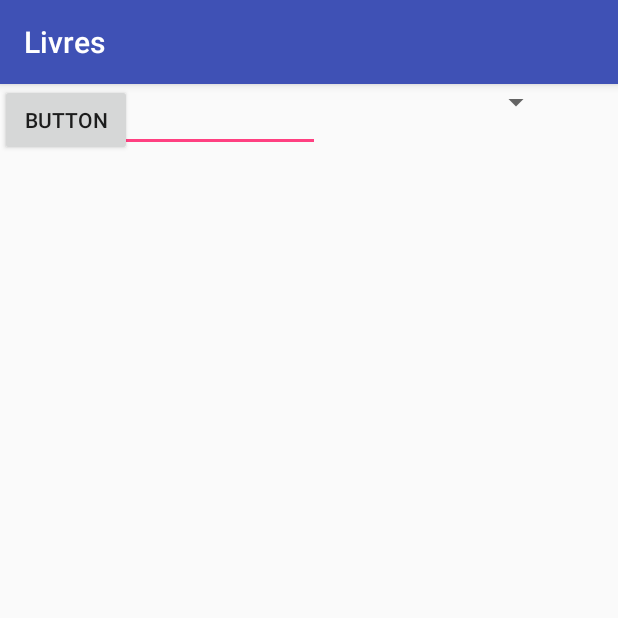
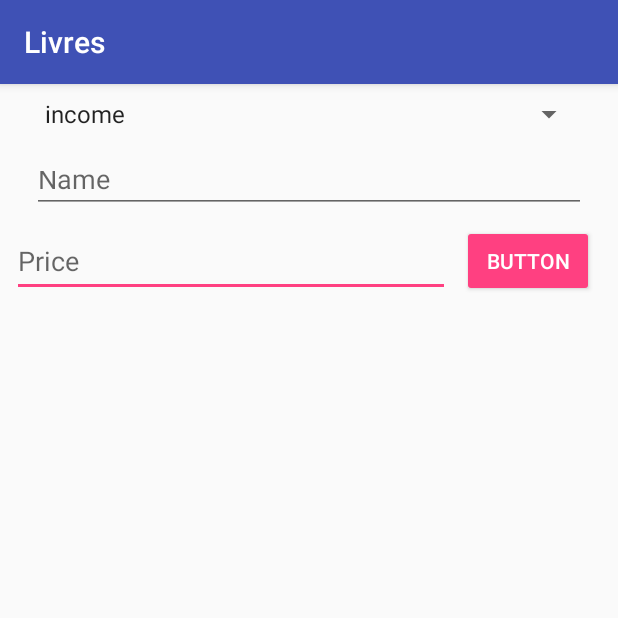
Before and after one commit to yuki2501/Livres, an Android app: the AddActivity screen opened directly, with no data from a screen before it, on a phone screen of 412 x 824 dp, the top half of it. Run offline under Robolectric (Android 15) with nearby library versions, the phone set to English and light mode, and no system bars.

Commit message:
Bug fix. Add AddActivity.

```diff
--- a/app/src/main/java/com/example/shitenshi/livres/Outgodbhelper.java
+++ b/app/src/main/java/com/example/shitenshi/livres/Outgodbhelper.java
@@ -1,25 +1,35 @@
 package com.example.shitenshi.livres;
 
+import android.content.ContentValues;
 import android.content.Context;
 import android.database.sqlite.SQLiteDatabase;
 import android.database.sqlite.SQLiteOpenHelper;
+import android.text.Editable;
 
 /**
  * Created by shitenshi on 17/10/24.
  */
 
 public class Outgodbhelper extends SQLiteOpenHelper {
-    private static final String CREATE_TABLE_SQL = "" +  "create table outgodb(" +
+    public static final String TABLE_NAME = "shyushi_table";
+    public static final String CATEGORY_KEY = "category";
+    public static final String PRODUCTNAME_KEY = "productname";
+    public static final String PRICE_KEY = "price";
+    private static final String CREATE_TABLE_SQL = "" +  "create table " + TABLE_NAME + "(" +
             "rowid integer primary key autoincrement," +
-            "data text null" +
+            CATEGORY_KEY + " string," +
+            PRODUCTNAME_KEY + " string," +
+            PRICE_KEY + " integer" +
+
+
             ")";
-    private static final String DROP_TABLE_SQL = "drop table if exists outgodb";
+    private static final String DROP_TABLE_SQL = "drop table if exists" + TABLE_NAME;
 
 
 
 
-    public Outgodbhelper(Context context, String name, SQLiteDatabase.CursorFactory factory, int version) {
-        super(context, name, factory, version);
+    public Outgodbhelper(Context context) {
+        super(context, "syushidb", null, 1);
     }
 
     @Override
@@ -32,4 +42,13 @@ public class Outgodbhelper extends SQLiteOpenHelper {
         sqLiteDatabase.execSQL(DROP_TABLE_SQL);
 
     }
+    public void insertValues(Integer category, String Productname , Integer Price){
+        ContentValues values = new ContentValues();
+        values.put(Outgodbhelper.CATEGORY_KEY,category);
+        values.put(Outgodbhelper.PRODUCTNAME_KEY,Productname);
+        values.put(Outgodbhelper.PRICE_KEY,Price);
+        getWritableDatabase().insert(Outgodbhelper.TABLE_NAME,null,values);
+
+
+    }
 }
--- a/app/src/main/res/layout/activity_addcard.xml
+++ b/app/src/main/res/layout/activity_addcard.xml
@@ -13,23 +13,49 @@
         android:layout_width="368dp"
         android:layout_height="wrap_content"
         android:entries="@array/list"
-        tools:layout_editor_absoluteX="16dp"
-        tools:layout_editor_absoluteY="16dp" />
+        android:layout_marginLeft="8dp"
+        app:layout_constraintLeft_toLeftOf="parent"
+        android:layout_marginRight="8dp"
+        app:layout_constraintRight_toRightOf="parent"
+        app:layout_constraintTop_toTopOf="parent"
+        android:layout_marginTop="8dp" />
 
     <EditText
         android:id="@+id/editText"
-        android:layout_width="wrap_content"
-        android:layout_height="wrap_content"
+        android:layout_width="0dp"
+        android:layout_height="48dp"
+        android:layout_marginRight="8dp"
         android:ems="10"
         android:inputType="number"
-        tools:layout_editor_absoluteX="16dp"
-        tools:layout_editor_absoluteY="70dp" />
+        android:hint="Price"
+        app:layout_constraintRight_toLeftOf="@+id/button"
+        android:layout_marginTop="8dp"
+        app:layout_constraintTop_toBottomOf="@+id/editText2"
+        android:layout_marginLeft="8dp"
+        app:layout_constraintLeft_toLeftOf="parent" />
 
     <Button
         android:id="@+id/button"
+        style="@android:style/Widget.Material.Button.Colored"
         android:layout_width="wrap_content"
         android:layout_height="wrap_content"
         android:text="Button"
-        tools:layout_editor_absoluteX="280dp"
-        tools:layout_editor_absoluteY="65dp" />
+        android:layout_marginRight="16dp"
+        app:layout_constraintRight_toRightOf="parent"
+        android:layout_marginTop="8dp"
+        app:layout_constraintTop_toBottomOf="@+id/editText2" />
+
+    <EditText
+        android:id="@+id/editText2"
+        android:layout_width="369dp"
+        android:layout_height="38dp"
+        android:ems="10"
+        android:inputType="textPersonName"
+        android:hint="Name"
+        android:layout_marginTop="16dp"
+        app:layout_constraintTop_toBottomOf="@+id/spinner"
+        android:layout_marginLeft="8dp"
+        app:layout_constraintLeft_toLeftOf="parent"
+        android:layout_marginRight="8dp"
+        app:layout_constraintRight_toRightOf="parent" />
 </android.support.constraint.ConstraintLayout>
--- /dev/null
+++ b/settings.gradle
@@ -0,0 +1 @@
+include ':app'
```
Also changed, not shown: app/src/main/java/com/example/shitenshi/livres/AddActivity.java (+15 -8 lines), build.gradle (added, +23 -0 lines), gradle.properties (added, +17 -0 lines), gradle/wrapper/gradle-wrapper.properties (added), 4 other files.
